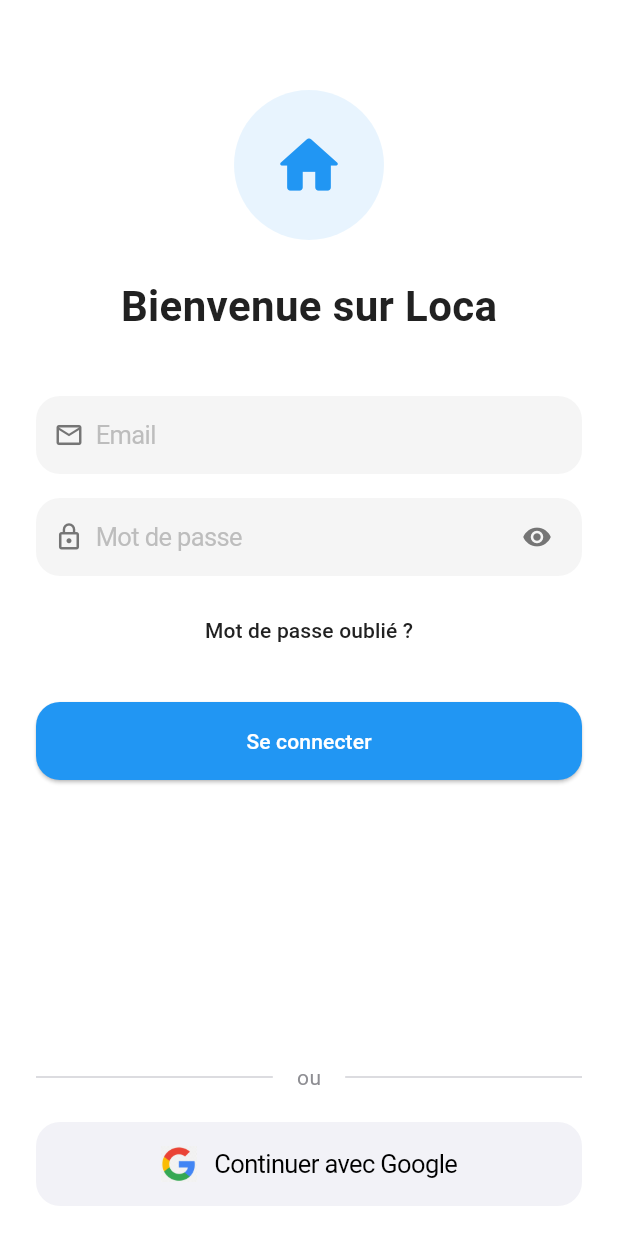
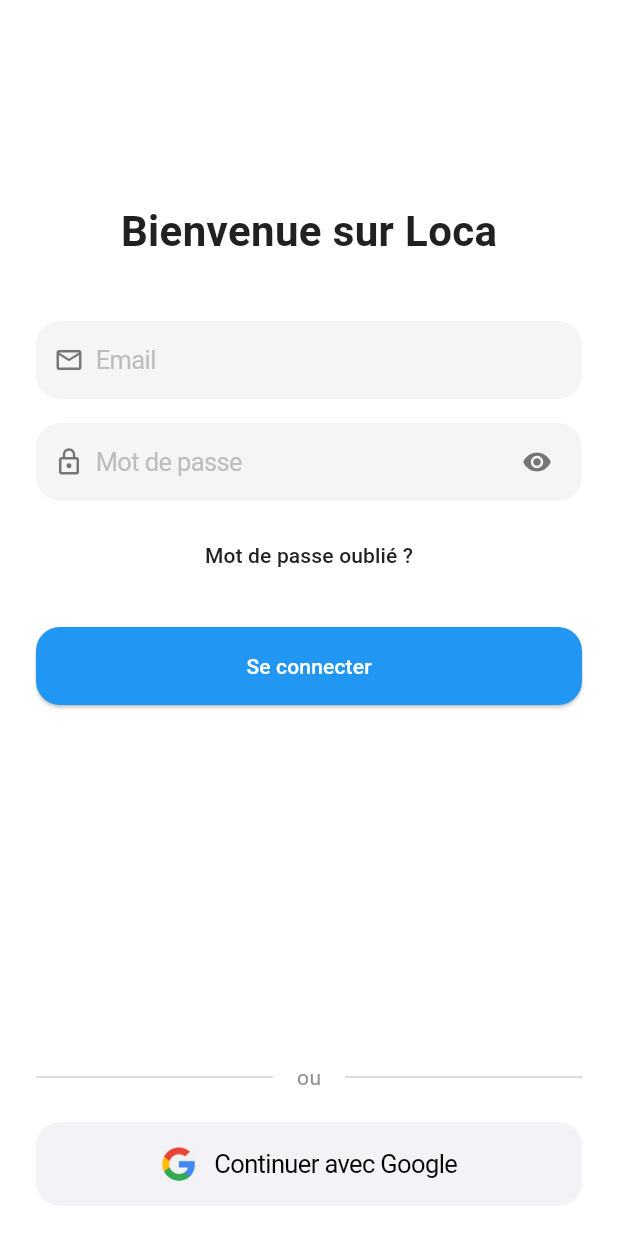
Before and after one commit to Tiavina22/loca, a Flutter app: the screen it shows after launch, on a phone screen of 412 x 824 dp. Run offline on Flutter 3.47's test engine with Material 3 defaults, Android fonts, the phone set to English and light mode, and no system bars.

Commit message:
[FIX] : remove logo example in the auth page.

```diff
--- a/lib/features/auth/presentation/pages/auth_page.dart
+++ b/lib/features/auth/presentation/pages/auth_page.dart
@@ -100,23 +100,7 @@ class _AuthPageState extends State<AuthPage>
   Widget _buildHeader() {
     return Column(
       children: [
-        Hero(
-          tag: 'logo',
-          child: Container(
-            height: 100,
-            width: 100,
-            decoration: BoxDecoration(
-              color: AppColors.primaryColor.withOpacity(0.1),
-              shape: BoxShape.circle,
-            ),
-            child: Icon(
-              Icons.home_rounded,
-              size: 50,
-              color: AppColors.primaryColor,
-            ),
-          ),
-        ),
-        const SizedBox(height: 24),
+        const SizedBox(height: 74),
         Text(
           'Bienvenue sur Loca',
           style: TextStyle(
```
